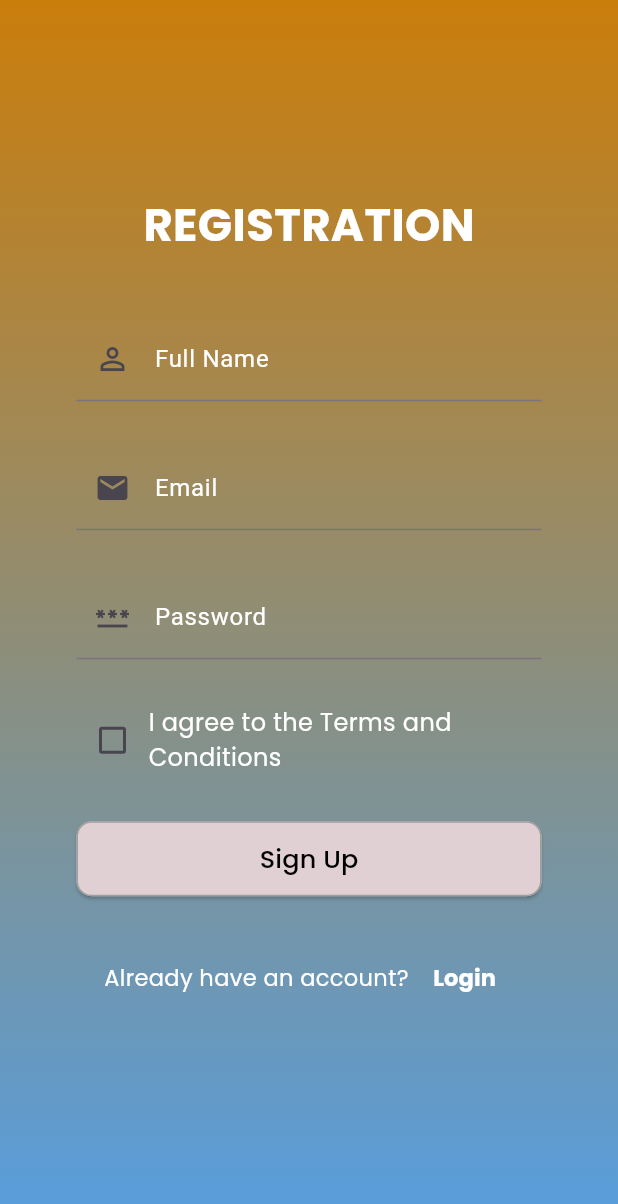
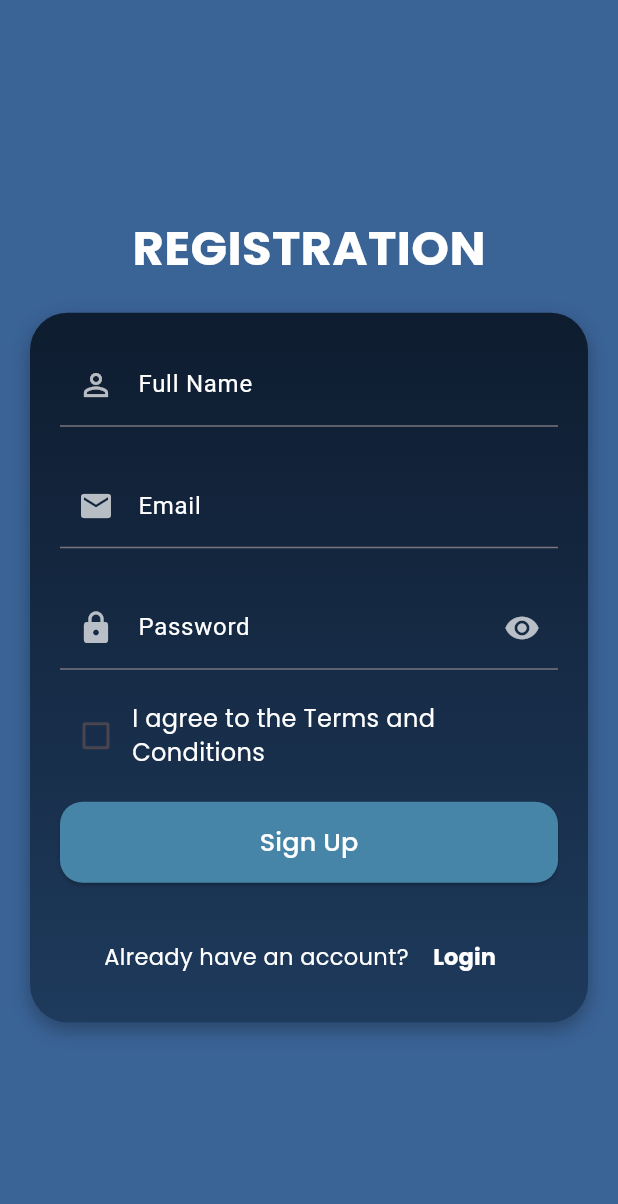
Before and after one commit to Kazishayem/HealthCare-_app, a Flutter app: the RegistrationPage screen opened directly, on a phone screen of 412 x 824 dp. Shown: the top 1204 px of the screen. Run offline on Flutter 3.47's test engine with Material 3 defaults, Android fonts, the phone set to English and light mode, and no system bars; our stand-ins replace google_fonts.

Commit message:
sizedbox change

```diff
--- a/lib/RegistrationPage.dart
+++ b/lib/RegistrationPage.dart
@@ -9,44 +9,54 @@ class RegistrationPage extends StatefulWidget {
 }
 
 class _RegistrationPageState extends State<RegistrationPage> {
-  bool isChecked = false; // checkbox er state
+  bool isChecked = false;
+  bool _obscurePassword = true; // password toggle
 
   @override
   Widget build(BuildContext context) {
     return Scaffold(
-      body: Container(
-        decoration: const BoxDecoration(
-          gradient: LinearGradient(
-            begin: Alignment.topCenter,
-            end: Alignment.bottomCenter,
-            colors: [
-              Color.fromRGBO(202, 125, 10, 1),
-              Color.fromRGBO(86, 158, 224, 1),
-            ],
-          ),
-        ),
+      extendBodyBehindAppBar: true,
+      body: SafeArea(
         child: Center(
           child: SingleChildScrollView(
-            // ✅ scrollable korlam
             padding: const EdgeInsets.symmetric(horizontal: 20, vertical: 40),
             child: Column(
               mainAxisAlignment: MainAxisAlignment.center,
+              crossAxisAlignment: CrossAxisAlignment.stretch,
               children: [
-                Text(
+                // Title
+                Center(
+                  child: Text(
                     "REGISTRATION",
                     style: GoogleFonts.poppins(
-                    fontSize: 30,
+                      fontSize: 32,
                       fontWeight: FontWeight.bold,
                       color: Colors.white,
                     ),
                   ),
+                ),
                 const SizedBox(height: 20),
+
+                // Form Card
                 Container(
                   padding: const EdgeInsets.all(20),
-                  width: 350,
                   decoration: BoxDecoration(
-                    color: Colors.transparent,
+                    gradient: const LinearGradient(
+                      begin: Alignment.topCenter,
+                      end: Alignment.bottomCenter,
+                      colors: [
+                        Color(0xFF0E1C2F), // dark blue
+                        Color(0xFF1E3A5C), // mid blue
+                      ],
+                    ),
                     borderRadius: BorderRadius.circular(25),
+                    boxShadow: [
+                      BoxShadow(
+                        color: Colors.black.withOpacity(0.3),
+                        blurRadius: 10,
+                        offset: const Offset(0, 5),
+                      ),
+                    ],
                   ),
                   child: Form(
                     child: Column(
@@ -58,10 +68,11 @@ class _RegistrationPageState extends State<RegistrationPage> {
                           decoration: const InputDecoration(
                             labelText: 'Full Name',
                             labelStyle: TextStyle(color: Colors.white),
-                            prefixIcon: Icon(Icons.person_outline),
+                            prefixIcon: Icon(Icons.person_outline,
+                                color: Colors.white70),
                           ),
                         ),
-                        const SizedBox(height: 30),
+                        const SizedBox(height: 25),
 
                         // Email
                         TextFormField(
@@ -69,28 +80,40 @@ class _RegistrationPageState extends State<RegistrationPage> {
                           decoration: const InputDecoration(
                             labelText: 'Email',
                             labelStyle: TextStyle(color: Colors.white),
-                            prefixIcon: Icon(Icons.email),
+                            prefixIcon:
+                                Icon(Icons.email, color: Colors.white70),
                           ),
                         ),
-                        const SizedBox(height: 30),
+                        const SizedBox(height: 25),
 
                         // Password
                         TextFormField(
+                          obscureText: _obscurePassword,
                           style: const TextStyle(color: Colors.white),
-                          decoration: const InputDecoration(
+                          decoration: InputDecoration(
                             labelText: 'Password',
-                            labelStyle: TextStyle(color: Colors.white),
-                            prefixIcon: Icon(Icons.password),
+                            labelStyle: const TextStyle(color: Colors.white),
+                            prefixIcon:
+                                const Icon(Icons.lock, color: Colors.white70),
+                            suffixIcon: IconButton(
+                              icon: Icon(
+                                _obscurePassword
+                                    ? Icons.visibility
+                                    : Icons.visibility_off,
+                                color: Colors.white70,
                               ),
-                          obscureText: true,
+                              onPressed: () {
+                                setState(() {
+                                  _obscurePassword = !_obscurePassword;
+                                });
+                              },
                             ),
-                        const SizedBox(height: 30),
+                          ),
+                        ),
+                        const SizedBox(height: 20),
 
                         // Checkbox + Terms
-                        Align(
-                          alignment: Alignment.centerLeft,
-                          child: Row(
-                            mainAxisSize: MainAxisSize.min,
+                        Row(
                           children: [
                             Checkbox(
                               value: isChecked,
@@ -112,25 +135,21 @@ class _RegistrationPageState extends State<RegistrationPage> {
                             ),
                           ],
                         ),
-                        ),
-                        const SizedBox(height: 30),
+                        const SizedBox(height: 20),
 
                         // Sign Up Button
                         ElevatedButton(
                           onPressed: () {
-                            print("Sign Up button pressed");
+                            debugPrint("Sign Up pressed");
                           },
                           style: ElevatedButton.styleFrom(
                             backgroundColor:
-                                const Color.fromRGBO(224, 208, 212, 1),
-                            foregroundColor: Colors.black,
+                                const Color.fromARGB(255, 70, 133, 167),
+                            foregroundColor: Colors.white,
+                            padding: const EdgeInsets.symmetric(vertical: 15),
                             shape: RoundedRectangleBorder(
-                              borderRadius: BorderRadius.circular(10.0),
-                              side: const BorderSide(color: Colors.grey),
+                              borderRadius: BorderRadius.circular(15),
                             ),
-                            minimumSize: const Size(130, 50),
-                            padding: const EdgeInsets.symmetric(
-                                horizontal: 16, vertical: 12),
                           ),
                           child: Text(
                             "Sign Up",
@@ -140,7 +159,7 @@ class _RegistrationPageState extends State<RegistrationPage> {
                             ),
                           ),
                         ),
-                        const SizedBox(height: 30),
+                        const SizedBox(height: 25),
 
                         // Already have account? Login
                         Row(
@@ -177,6 +196,7 @@ class _RegistrationPageState extends State<RegistrationPage> {
           ),
         ),
       ),
+      backgroundColor: const Color(0xFF3A6396),
     );
   }
 }
```
Also changed, not shown: lib/HealthOpenPage.dart (+71 -64 lines), lib/LoginPage.dart (added, +191 -0 lines), lib/main.dart (+14 -2 lines). Lines whose indentation alone changed are shown as unchanged.
